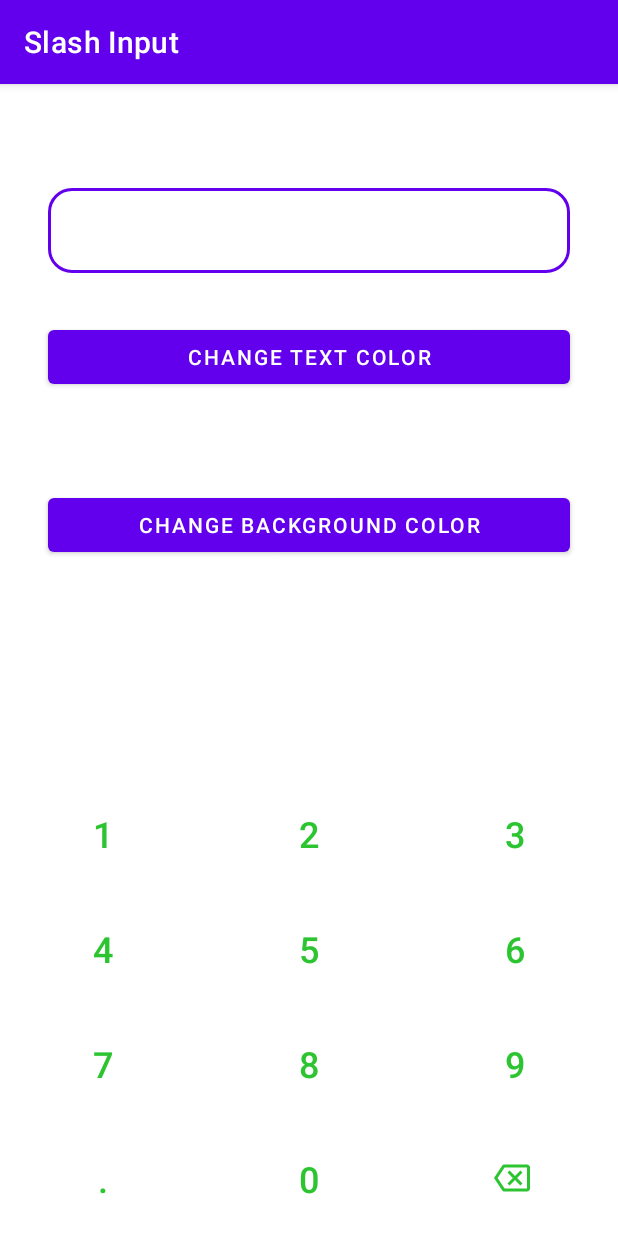
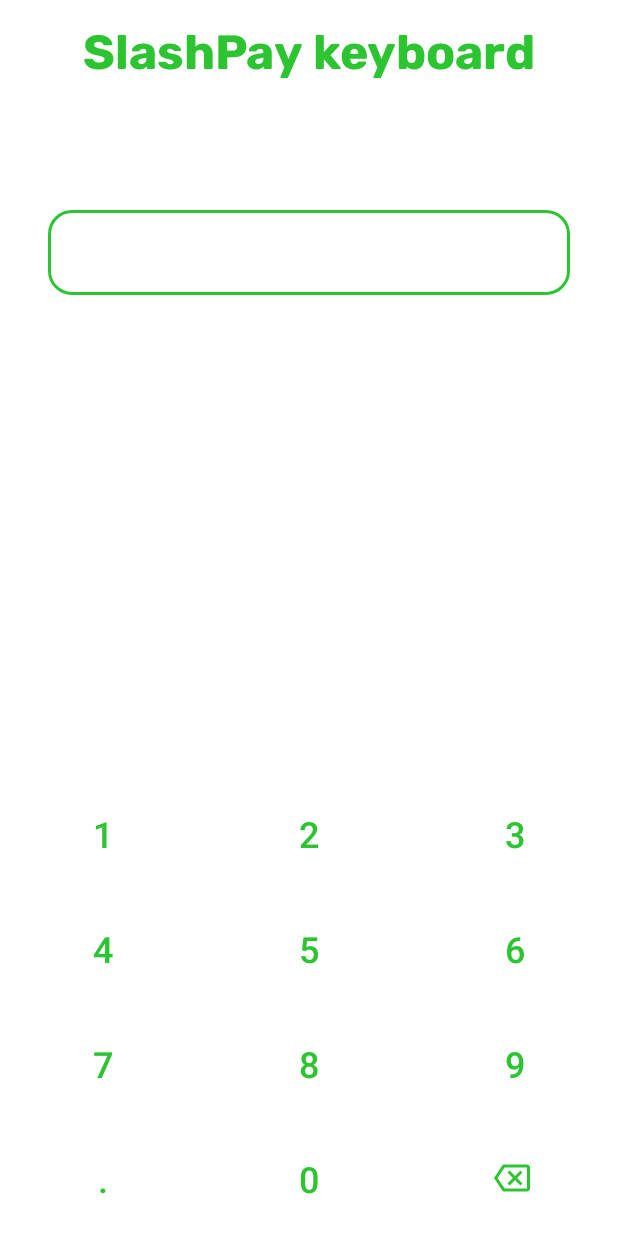
Before and after one commit to Damercy/CustomKeyboard, an Android app: the screen it shows after launch (MainActivity), on a phone screen of 412 x 824 dp. Shown: the top 1233 px of the screen. Run offline under Robolectric (Android 15) with nearby library versions, the phone set to English and light mode, and no system bars.

Commit message:
Cleanup & added screenshots

```diff
--- a/app/src/main/AndroidManifest.xml
+++ b/app/src/main/AndroidManifest.xml
@@ -1,5 +1,6 @@
 <?xml version="1.0" encoding="utf-8"?>
 <manifest xmlns:android="http://schemas.android.com/apk/res/android"
+    xmlns:tools="http://schemas.android.com/tools"
     package="com.dayaonweb.slashinput">
 
     <application
@@ -9,10 +10,10 @@
         android:roundIcon="@mipmap/ic_launcher_round"
         android:supportsRtl="true"
         android:theme="@style/Theme.SlashInput">
-        <activity android:name=".MainActivity">
+        <activity android:name=".MainActivity" android:screenOrientation="portrait"
+            tools:ignore="LockedOrientationActivity">
             <intent-filter>
                 <action android:name="android.intent.action.MAIN" />
-
                 <category android:name="android.intent.category.LAUNCHER" />
             </intent-filter>
         </activity>
--- a/app/src/main/java/com/dayaonweb/slashinput/MainActivity.kt
+++ b/app/src/main/java/com/dayaonweb/slashinput/MainActivity.kt
@@ -27,14 +27,5 @@ class MainActivity : AppCompatActivity() {
         val inputConnection = inputEditText.onCreateInputConnection(EditorInfo())
         keyboard.setInputConnection(inputConnection)
 
-        // Setup button listeners to change color dynamically
-        findViewById<Button>(R.id.btnTextColor).setOnClickListener {
-            keyboard.setInputTextColor(getColor(R.color.design_default_color_primary))
-        }
-
-        findViewById<Button>(R.id.btnBgColor).setOnClickListener {
-            keyboard.setKeyboardBackgroundColor(getColor(R.color.black))
-        }
-
     }
 }
--- a/app/src/main/res/layout/activity_main.xml
+++ b/app/src/main/res/layout/activity_main.xml
@@ -6,43 +6,40 @@
     android:layout_height="match_parent"
     tools:context=".MainActivity">
 
+    <com.google.android.material.textview.MaterialTextView
+        android:id="@+id/tvTitle"
+        android:layout_width="match_parent"
+        android:layout_height="wrap_content"
+        android:fontFamily="@font/rubik_bold"
+        android:padding="16dp"
+        android:text="SlashPay keyboard"
+        android:textAlignment="center"
+        android:textColor="@color/slash_green"
+        android:textSize="32sp" />
+
     <com.google.android.material.textfield.TextInputLayout
         android:id="@+id/tilParent"
         style="@style/Widget.MaterialComponents.TextInputLayout.OutlinedBox"
         android:layout_width="match_parent"
         android:layout_height="wrap_content"
-        android:layout_alignParentTop="true"
-        android:layout_centerInParent="true"
+        android:layout_below="@id/tvTitle"
         android:layout_marginHorizontal="32dp"
         android:layout_marginTop="64dp"
         app:boxCornerRadiusBottomEnd="16dp"
         app:boxCornerRadiusBottomStart="16dp"
         app:boxCornerRadiusTopEnd="16dp"
-        app:boxCornerRadiusTopStart="16dp">
+        app:boxCornerRadiusTopStart="16dp"
+        app:boxStrokeColor="@color/slash_green">
 
         <com.google.android.material.textfield.TextInputEditText
             android:id="@+id/etInput"
             android:layout_width="match_parent"
             android:layout_height="wrap_content"
-            android:focusable="true" />
+            android:textColor="@color/slash_green"
+            android:textColorHighlight="@color/slash_green"
+            android:textCursorDrawable="@null" />
 
     </com.google.android.material.textfield.TextInputLayout>
-
-    <Button
-        android:id="@+id/btnTextColor"
-        android:layout_width="match_parent"
-        android:layout_height="wrap_content"
-        android:layout_below="@id/tilParent"
-        android:layout_margin="32dp"
-        android:text="change text color" />
-
-    <Button
-        android:id="@+id/btnBgColor"
-        android:layout_width="match_parent"
-        android:layout_height="wrap_content"
-        android:layout_below="@id/btnTextColor"
-        android:layout_margin="32dp"
-        android:text="change background color" />
 
     <com.dayaonweb.slashinput.SlashInputKeyboard
         android:id="@+id/keyboard"
--- a/app/src/main/res/values-night/themes.xml
+++ b/app/src/main/res/values-night/themes.xml
@@ -1,6 +1,6 @@
 <resources xmlns:tools="http://schemas.android.com/tools">
     <!-- Base application theme. -->
-    <style name="Theme.SlashInput" parent="Theme.MaterialComponents.DayNight.DarkActionBar">
+    <style name="Theme.SlashInput" parent="Theme.MaterialComponents.DayNight.NoActionBar">
         <!-- Primary brand color. -->
         <item name="colorPrimary">@color/purple_200</item>
         <item name="colorPrimaryVariant">@color/purple_700</item>
@@ -10,7 +10,10 @@
         <item name="colorSecondaryVariant">@color/teal_200</item>
         <item name="colorOnSecondary">@color/black</item>
         <!-- Status bar color. -->
-        <item name="android:statusBarColor" tools:targetApi="l">?attr/colorPrimaryVariant</item>
+        <item name="android:statusBarColor">@color/black</item>
+        <item name="android:windowLightStatusBar">false</item>
         <!-- Customize your theme here. -->
+        <item name="android:navigationBarColor">@color/black</item>
+        <item name="android:windowLightNavigationBar" tools:targetApi="o_mr1">false</item>
     </style>
 </resources>
--- a/app/src/main/res/values/themes.xml
+++ b/app/src/main/res/values/themes.xml
@@ -1,6 +1,6 @@
 <resources xmlns:tools="http://schemas.android.com/tools">
     <!-- Base application theme. -->
-    <style name="Theme.SlashInput" parent="Theme.MaterialComponents.DayNight.DarkActionBar">
+    <style name="Theme.SlashInput" parent="Theme.MaterialComponents.DayNight.NoActionBar">
         <!-- Primary brand color. -->
         <item name="colorPrimary">@color/purple_500</item>
         <item name="colorPrimaryVariant">@color/purple_700</item>
@@ -10,7 +10,10 @@
         <item name="colorSecondaryVariant">@color/teal_700</item>
         <item name="colorOnSecondary">@color/black</item>
         <!-- Status bar color. -->
-        <item name="android:statusBarColor" tools:targetApi="l">?attr/colorPrimaryVariant</item>
+        <item name="android:statusBarColor">@color/white</item>
+        <item name="android:windowLightStatusBar">true</item>
         <!-- Customize your theme here. -->
+        <item name="android:navigationBarColor">@color/white</item>
+        <item name="android:windowLightNavigationBar" tools:targetApi="o_mr1">true</item>
     </style>
 </resources>
```
Also changed, not shown: 2 other files.
